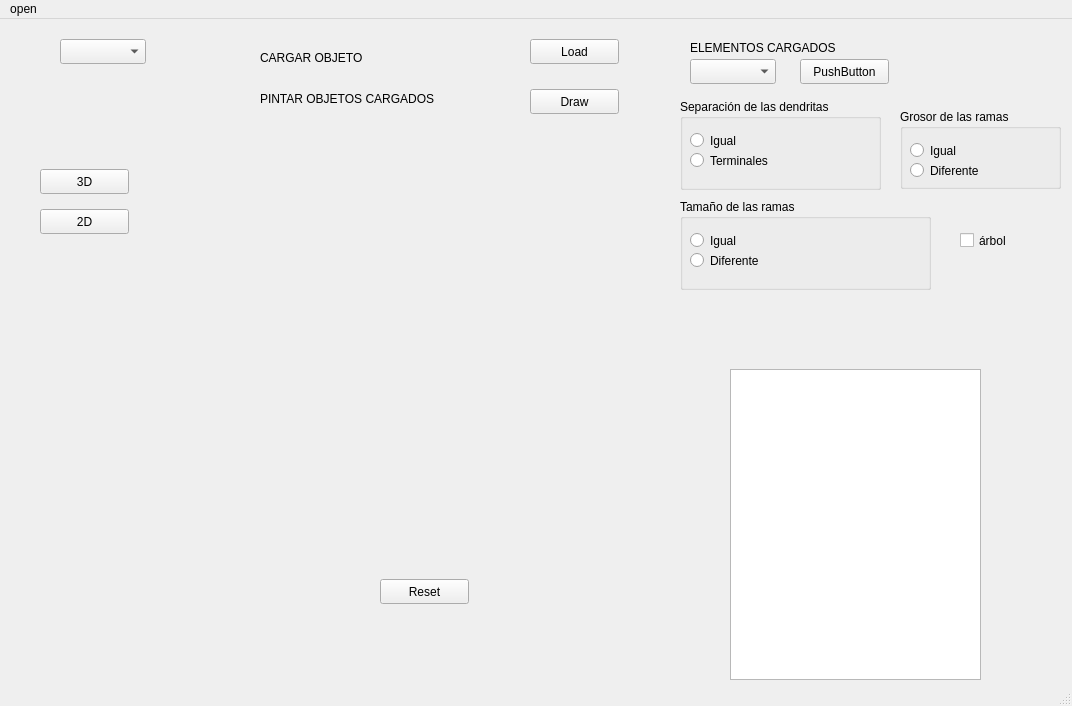
albertoam3/HUGO1.1, file source/hugo/mainwindow.ui: the form before one commit.
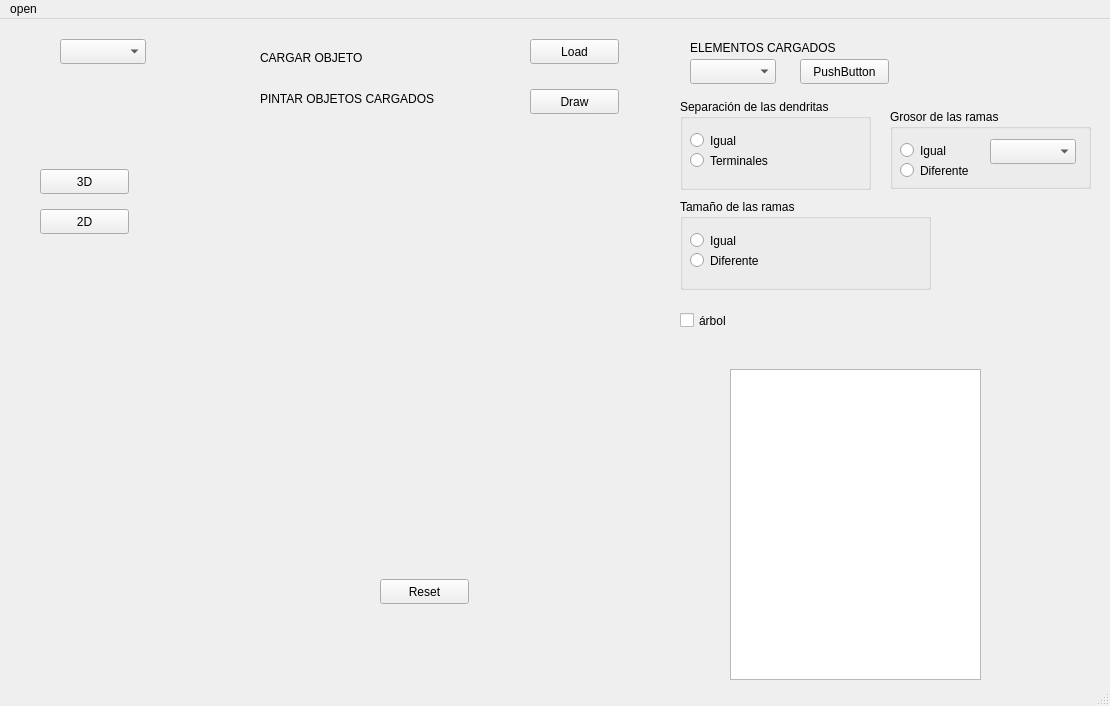
The form after the commit. Custom widgets are drawn as their Qt base class.

Commit message: preparadas variables de estado para el grosor, y ademas, diversos arreglos y mejoras de codigo

```diff
--- a/source/hugo/mainwindow.ui
+++ b/source/hugo/mainwindow.ui
@@ -6,7 +6,7 @@
    <rect>
     <x>0</x>
     <y>0</y>
-    <width>1072</width>
+    <width>1110</width>
     <height>706</height>
    </rect>
   </property>
@@ -137,7 +137,7 @@
      <rect>
       <x>680</x>
       <y>80</y>
-      <width>201</width>
+      <width>191</width>
       <height>91</height>
      </rect>
     </property>
@@ -252,8 +252,8 @@
    <widget class="QCheckBox" name="setArbol">
     <property name="geometry">
      <rect>
-      <x>960</x>
-      <y>210</y>
+      <x>680</x>
+      <y>290</y>
       <width>92</width>
       <height>23</height>
      </rect>
@@ -265,9 +265,9 @@
    <widget class="QGroupBox" name="groupBox_3">
     <property name="geometry">
      <rect>
-      <x>900</x>
+      <x>890</x>
       <y>90</y>
-      <width>161</width>
+      <width>201</width>
       <height>80</height>
      </rect>
     </property>
@@ -300,6 +300,16 @@
       <string>Diferente</string>
      </property>
     </widget>
+    <widget class="QComboBox" name="grosorComboBox">
+     <property name="geometry">
+      <rect>
+       <x>100</x>
+       <y>30</y>
+       <width>86</width>
+       <height>25</height>
+      </rect>
+     </property>
+    </widget>
    </widget>
   </widget>
   <widget class="QMenuBar" name="menubar">
@@ -307,7 +317,7 @@
     <rect>
      <x>0</x>
      <y>0</y>
-     <width>1072</width>
+     <width>1110</width>
      <height>22</height>
     </rect>
    </property>
```
The commit also changes 23 other files.
